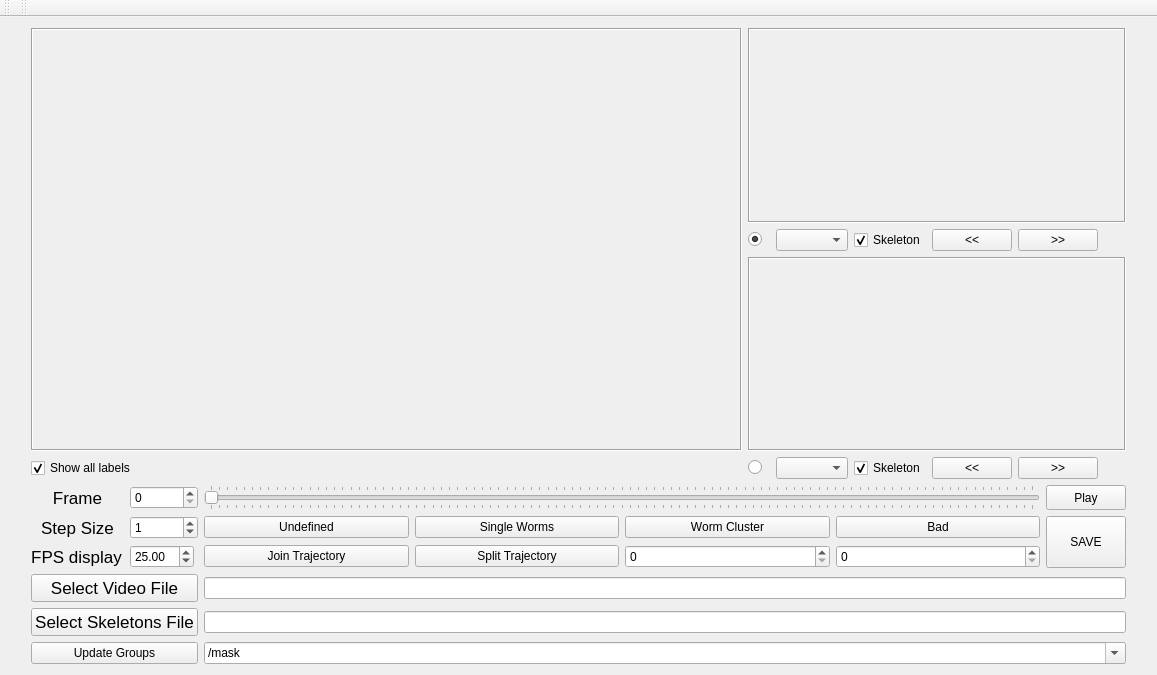
Qt form work_on_progress/GUI_test/HDF5videoviewer/QtCreatorFiles/imageviewer.ui (ver228/tierpsy-tracker) before a commit.
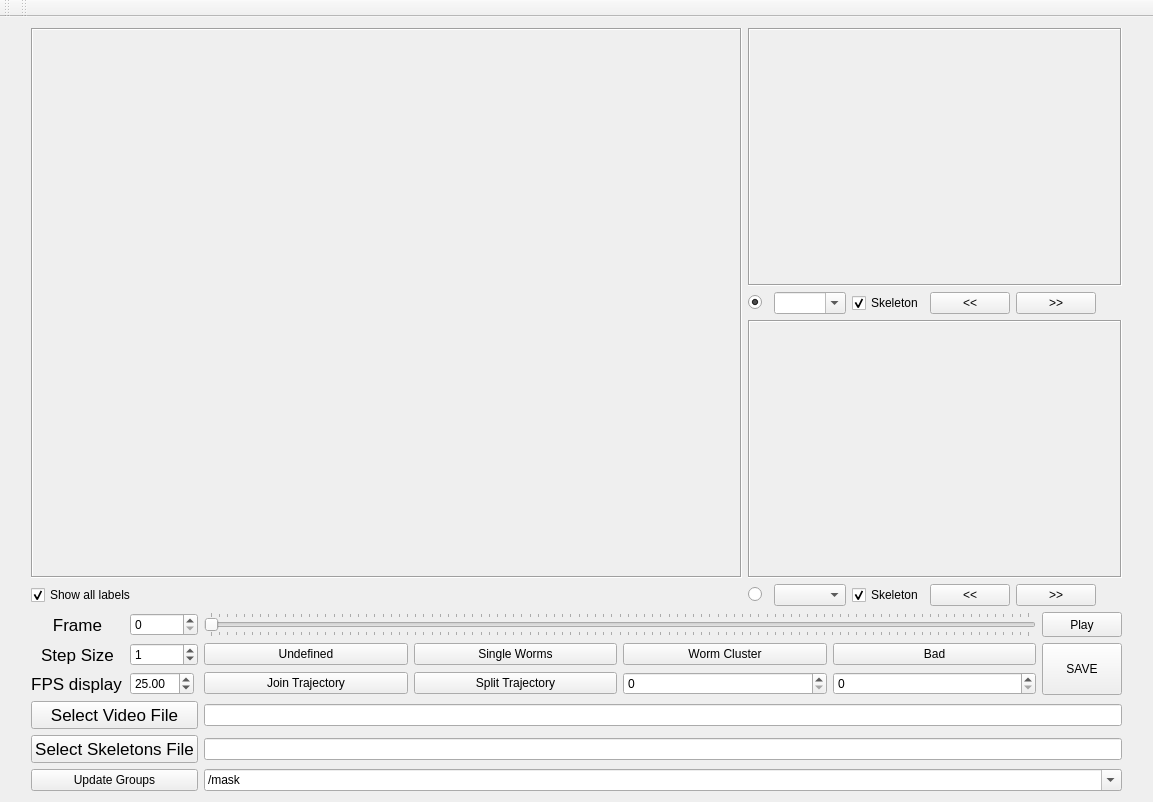
The same form after that commit.

```diff
--- a/work_on_progress/GUI_test/HDF5videoviewer/QtCreatorFiles/imageviewer.ui
+++ b/work_on_progress/GUI_test/HDF5videoviewer/QtCreatorFiles/imageviewer.ui
@@ -6,8 +6,8 @@
    <rect>
     <x>0</x>
     <y>0</y>
-    <width>1157</width>
-    <height>675</height>
+    <width>1153</width>
+    <height>802</height>
    </rect>
   </property>
   <property name="sizePolicy">
@@ -59,7 +59,11 @@
        </widget>
       </item>
       <item row="4" column="3">
-       <widget class="QComboBox" name="comboBox_ROI2"/>
+       <widget class="QComboBox" name="comboBox_ROI2">
+        <property name="editable">
+         <bool>false</bool>
+        </property>
+       </widget>
       </item>
       <item row="4" column="4">
        <widget class="QCheckBox" name="checkBox_ROI2">
@@ -115,7 +119,11 @@
        </spacer>
       </item>
       <item row="1" column="3">
-       <widget class="QComboBox" name="comboBox_ROI1"/>
+       <widget class="QComboBox" name="comboBox_ROI1">
+        <property name="editable">
+         <bool>true</bool>
+        </property>
+       </widget>
       </item>
       <item row="2" column="2" colspan="6">
        <widget class="QLabel" name="wormCanvas2">
```
Left out of the diff: 2 changed lines with no effect on the pictures.
